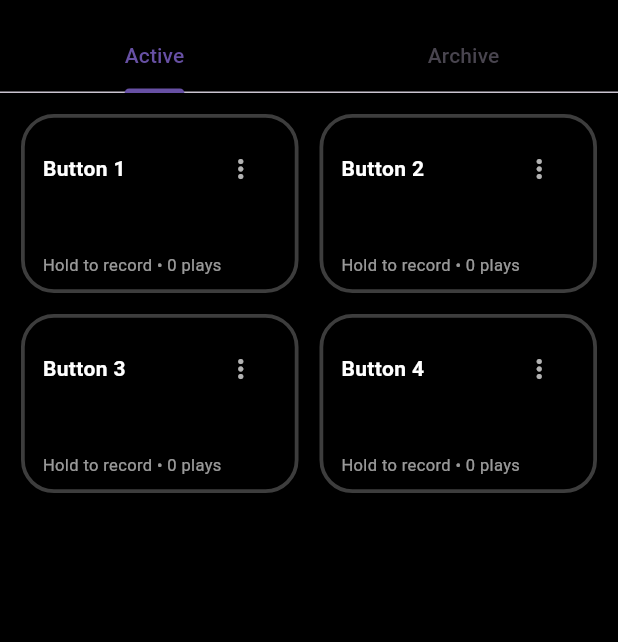
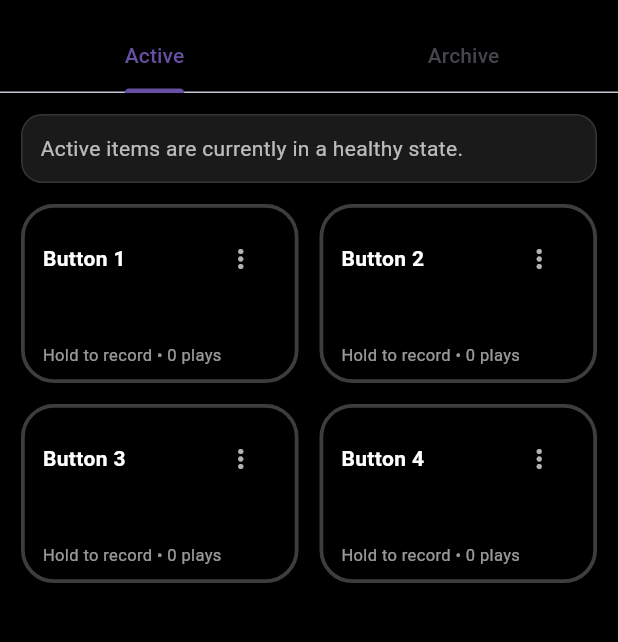
Before and after one commit to imthuand/voice_repeat, a Flutter app: the screen it shows after launch, on a phone screen of 412 x 824 dp, the part 63-705 px from its top. Run offline on Flutter 3.47's test engine with Material 3 defaults, Android fonts, the phone set to English and light mode, and no system bars; our stand-ins replace drift, just_audio; missing offline and left inert: record; accounts and stored records are empty; generated files the repository leaves out were written again.

Commit message:
Finalize integrity UX hardening

```diff
--- a/lib/features/voice_buttons/voice_buttons_controller.dart
+++ b/lib/features/voice_buttons/voice_buttons_controller.dart
@@ -45,6 +45,14 @@ class VoiceButtonsController extends ChangeNotifier {
     _uiMessageSeq++;
     uiMessage = UiMessage(_uiMessageSeq, text);
     notifyListeners();
+  }
+
+  String _summaryText(
+    String prefix,
+    IntegritySummary summary,
+  ) {
+    final remaining = summary.issues - summary.fixed;
+    return '$prefix Checked ${summary.checked}. Issues ${summary.issues}. Fixed ${summary.fixed}. Remaining ${remaining < 0 ? 0 : remaining}.';
   }
 
   Future<void> _stopPlayingIfAny() async {
@@ -205,7 +213,7 @@ class VoiceButtonsController extends ChangeNotifier {
     }
 
     await repo.deleteSlot(personId: personId, itemId: itemId);
-    _emitUi('Slot deleted.');
+    _emitUi('Slot deleted permanently.');
   }
 
   Future<void> deleteArchived(String itemId, {String? archivedPath}) async {
@@ -216,7 +224,7 @@ class VoiceButtonsController extends ChangeNotifier {
     }
 
     await repo.deleteSlot(personId: personId, itemId: itemId);
-    _emitUi('Slot deleted.');
+    _emitUi('Slot deleted permanently.');
   }
 
   Future<void> clearSlotKeepButton(String itemId) async {
@@ -245,9 +253,7 @@ class VoiceButtonsController extends ChangeNotifier {
 
   Future<IntegritySummary> runIntegrityCheck() async {
     final summary = await integrity.checkPerson(personId: personId);
-    _emitUi(
-      'Integrity check done. Checked ${summary.checked}. Issues ${summary.issues}. Fixed ${summary.fixed}.',
-    );
+    _emitUi(_summaryText('Integrity check done.', summary));
     return summary;
   }
 
@@ -256,9 +262,7 @@ class VoiceButtonsController extends ChangeNotifier {
       personId: personId,
       repairMissingRecordedToEmpty: true,
     );
-    _emitUi(
-      'Integrity repair done. Checked ${summary.checked}. Issues ${summary.issues}. Fixed ${summary.fixed}.',
-    );
+    _emitUi(_summaryText('Integrity repair for active items done.', summary));
     return summary;
   }
 
@@ -268,9 +272,7 @@ class VoiceButtonsController extends ChangeNotifier {
       repairMissingRecordedToEmpty: true,
       repairMissingArchivedToEmpty: true,
     );
-    _emitUi(
-      'Integrity repair all done. Checked ${summary.checked}. Issues ${summary.issues}. Fixed ${summary.fixed}.',
-    );
+    _emitUi(_summaryText('Integrity repair for all items done.', summary));
     return summary;
   }
 
--- a/lib/features/voice_buttons/voice_buttons_screen.dart
+++ b/lib/features/voice_buttons/voice_buttons_screen.dart
@@ -89,20 +89,44 @@ class _VoiceButtonsScreenState extends State<VoiceButtonsScreen>
     );
   }
 
+  Future<bool> _confirmDeleteDialog() async {
+    final result = await showDialog<bool>(
+      context: context,
+      builder: (_) => AlertDialog(
+        title: const Text('Delete slot permanently'),
+        content: const Text(
+          'This removes the slot and its button completely. This action is destructive.',
+        ),
+        actions: [
+          TextButton(
+            onPressed: () => Navigator.pop(context, false),
+            child: const Text('Cancel'),
+          ),
+          ElevatedButton(
+            onPressed: () => Navigator.pop(context, true),
+            child: const Text('Delete permanently'),
+          ),
+        ],
+      ),
+    );
+
+    return result ?? false;
+  }
+
   Future<void> _integrityDialog(BuildContext context, RitualItem it) async {
     final status = it.integrityStatus;
-    final title = status == RitualRepo.integrityOk ? 'OK' : 'Integrity issue';
+    final title = status == RitualRepo.integrityOk ? 'Integrity OK' : 'Integrity issue';
 
     final details = <String>[];
     details.add('Status: $status');
     details.add('State: ${it.state}');
 
     if (it.activePath != null && it.activePath!.isNotEmpty) {
-      details.add('Active: ${it.activePath}');
+      details.add('Active file: ${it.activePath}');
     }
 
     if (it.archivedPath != null && it.archivedPath!.isNotEmpty) {
-      details.add('Archive: ${it.archivedPath}');
+      details.add('Archived file: ${it.archivedPath}');
     }
 
     if (it.integrityCheckedAt != null) {
@@ -135,12 +159,12 @@ class _VoiceButtonsScreenState extends State<VoiceButtonsScreen>
           if (canRepairRecorded)
             TextButton(
               onPressed: () => Navigator.pop(context, 'repairRecorded'),
-              child: const Text('Repair active to empty'),
+              child: const Text('Repair active item to empty'),
             ),
           if (canRepairArchived)
             TextButton(
               onPressed: () => Navigator.pop(context, 'repairArchived'),
-              child: const Text('Repair archive to empty'),
+              child: const Text('Repair archived item to empty'),
             ),
           if (status != RitualRepo.integrityOk)
             TextButton(
@@ -167,6 +191,9 @@ class _VoiceButtonsScreenState extends State<VoiceButtonsScreen>
     }
 
     if (action == 'delete') {
+      final confirmed = await _confirmDeleteDialog();
+      if (!confirmed) return;
+
       if (it.state == RitualRepo.stateArchived) {
         await controller.deleteArchived(
           it.itemId,
@@ -196,6 +223,47 @@ class _VoiceButtonsScreenState extends State<VoiceButtonsScreen>
       await controller.runIntegrityCheckRepairAll();
       return;
     }
+  }
+
+  Widget _integrityInfoBanner({
+    required List<RitualItem> items,
+    required String emptyText,
+  }) {
+    final issueCount = items
+        .where((e) => e.integrityStatus != RitualRepo.integrityOk)
+        .length;
+
+    if (issueCount == 0) {
+      return Container(
+        width: double.infinity,
+        margin: const EdgeInsets.fromLTRB(14, 14, 14, 0),
+        padding: const EdgeInsets.all(12),
+        decoration: BoxDecoration(
+          color: Colors.white10,
+          borderRadius: BorderRadius.circular(14),
+          border: Border.all(color: Colors.white12),
+        ),
+        child: Text(
+          emptyText,
+          style: const TextStyle(color: Colors.white70),
+        ),
+      );
+    }
+
+    return Container(
+      width: double.infinity,
+      margin: const EdgeInsets.fromLTRB(14, 14, 14, 0),
+      padding: const EdgeInsets.all(12),
+      decoration: BoxDecoration(
+        color: Colors.white10,
+        borderRadius: BorderRadius.circular(14),
+        border: Border.all(color: Colors.white24),
+      ),
+      child: Text(
+        '$issueCount integrity issue${issueCount == 1 ? '' : 's'} detected. Prefer repair over delete where possible.',
+        style: const TextStyle(color: Colors.white),
+      ),
+    );
   }
 
   @override
@@ -274,7 +342,14 @@ class _VoiceButtonsScreenState extends State<VoiceButtonsScreen>
   }
 
   Widget _gridActive(BuildContext context, List<RitualItem> items) {
-    return Padding(
+    return Column(
+      children: [
+        _integrityInfoBanner(
+          items: items,
+          emptyText: 'Active items are currently in a healthy state.',
+        ),
+        Expanded(
+          child: Padding(
             padding: const EdgeInsets.all(14),
             child: GridView.builder(
               itemCount: items.length,
@@ -311,18 +386,32 @@ class _VoiceButtonsScreenState extends State<VoiceButtonsScreen>
                     if (path == null) return;
                     await controller.archive(it.itemId, path);
                   },
-            onDelete: () => controller.deleteActive(
+                  onDelete: () async {
+                    final confirmed = await _confirmDeleteDialog();
+                    if (!confirmed) return;
+                    await controller.deleteActive(
                       it.itemId,
                       activePath: it.activePath,
-            ),
+                    );
+                  },
                 );
               },
             ),
+          ),
+        ),
+      ],
     );
   }
 
   Widget _listArchive(BuildContext context, List<RitualItem> items) {
-    return ListView.separated(
+    return Column(
+      children: [
+        _integrityInfoBanner(
+          items: items,
+          emptyText: 'Archived items are currently in a healthy state.',
+        ),
+        Expanded(
+          child: ListView.separated(
             padding: const EdgeInsets.all(14),
             itemCount: items.length,
             separatorBuilder: (_, __) => const SizedBox(height: 10),
@@ -348,6 +437,8 @@ class _VoiceButtonsScreenState extends State<VoiceButtonsScreen>
                     }
                     return false;
                   } else {
+                    final confirmed = await _confirmDeleteDialog();
+                    if (!confirmed) return false;
                     await controller.deleteArchived(
                       it.itemId,
                       archivedPath: it.archivedPath,
@@ -389,7 +480,8 @@ class _VoiceButtonsScreenState extends State<VoiceButtonsScreen>
                           final path = it.archivedPath;
                           if (path == null) return;
 
-                    final didPlay = await controller.togglePlay(it.itemId, path);
+                          final didPlay =
+                              await controller.togglePlay(it.itemId, path);
                           if (didPlay) {
                             await repo.markPlayed(
                               personId: widget.personId,
@@ -407,6 +499,9 @@ class _VoiceButtonsScreenState extends State<VoiceButtonsScreen>
                 ),
               );
             },
+          ),
+        ),
+      ],
     );
   }
 
@@ -471,7 +566,7 @@ class _ActiveTile extends StatefulWidget {
   final Future<void> Function() onTap;
   final VoidCallback onRename;
   final VoidCallback onArchive;
-  final VoidCallback onDelete;
+  final Future<void> Function() onDelete;
 
   @override
   State<_ActiveTile> createState() => _ActiveTileState();
@@ -615,10 +710,10 @@ class _ActiveTileState extends State<_ActiveTile> {
                     color: Colors.white70,
                     size: 20,
                   ),
-                  onSelected: (v) {
+                  onSelected: (v) async {
                     if (v == 'rename') widget.onRename();
                     if (v == 'archive') widget.onArchive();
-                    if (v == 'delete') widget.onDelete();
+                    if (v == 'delete') await widget.onDelete();
                   },
                   itemBuilder: (_) => [
                     const PopupMenuItem(
@@ -632,7 +727,7 @@ class _ActiveTileState extends State<_ActiveTile> {
                     ),
                     const PopupMenuItem(
                       value: 'delete',
-                      child: Text('Delete'),
+                      child: Text('Delete permanently'),
                     ),
                   ],
                 ),
```
Also changed, not shown: 1 other file. Lines whose indentation alone changed are shown as unchanged.
